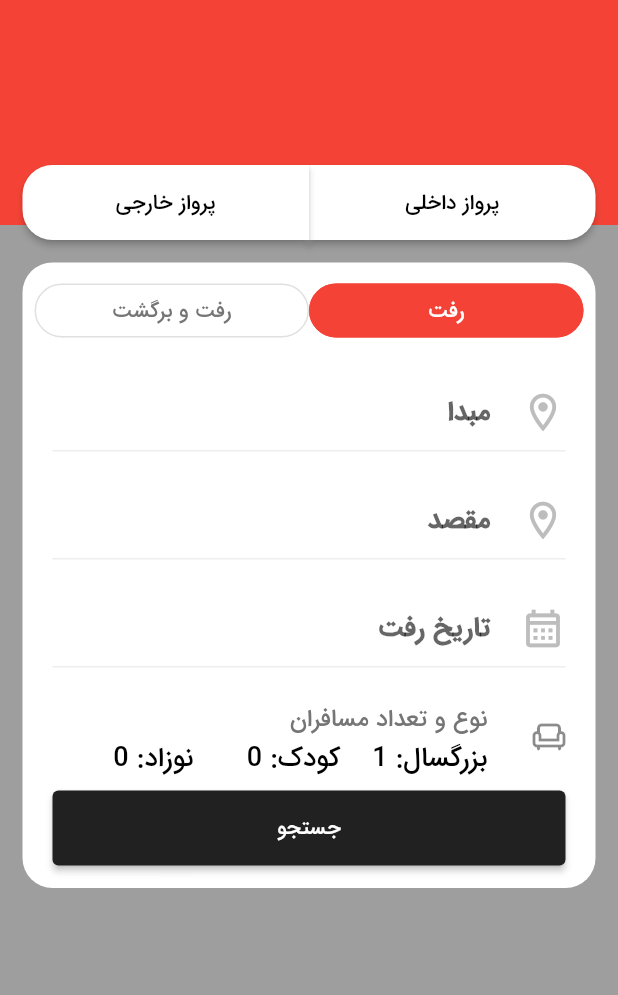
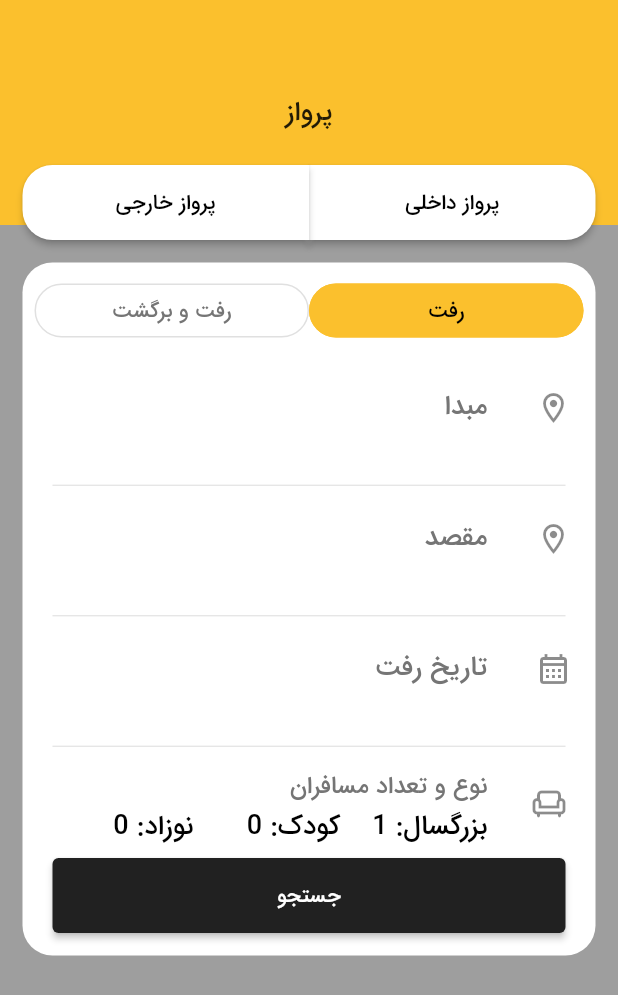
Before and after one commit to RezaNazari051/Parhamkish-Projrct-3, a Flutter app: the screen it shows after launch, on a phone screen of 412 x 824 dp. Shown: the top 995 px of the screen. Run offline on Flutter 3.47's test engine with Material 2 defaults, Android fonts, the phone set to English and light mode, and no system bars.

```diff
--- a/alibaba_v3/lib/screens/select_date_screen.dart
+++ b/alibaba_v3/lib/screens/select_date_screen.dart
@@ -20,11 +20,23 @@ class _SelectScreenState extends State<SelectScreen> {
   Widget build(BuildContext context) {
     return Scaffold(
       backgroundColor: Colors.grey[500],
-      body: Column(
+      body: SingleChildScrollView(
+        child: Column(
           children: [
             Stack(
               children: [
-              Container(height: 150, color: Colors.red),
+                Container(
+                  height: 150,
+                  color: Colors.yellow[700],
+                  child: Row(
+                      mainAxisAlignment: MainAxisAlignment.center,
+                      children: [
+                        Text(
+                          'پرواز',
+                          style: TextStyle(fontSize: 18),
+                        ),
+                      ]),
+                ),
                 Padding(
                   padding: EdgeInsets.only(top: 110, right: 15, left: 15),
                   child: Row(
@@ -66,6 +78,7 @@ class _SelectScreenState extends State<SelectScreen> {
             )
           ],
         ),
+      ),
     );
   }
 }
--- a/alibaba_v3/lib/widgets/center_items.dart
+++ b/alibaba_v3/lib/widgets/center_items.dart
@@ -63,12 +63,21 @@ class _CenterItemsState extends State<CenterItems> {
                 ],
               ),
             ),
-            TextFields(text: 'مبدا', icon: Icons.location_on_outlined),
-            TextFields(text: 'مقصد', icon: Icons.location_on_outlined),
             TextFields(
-                text:
-                    switchButtonIndex == 1 ? 'تاریخ رفت' : 'تاریخ رفت و برگشت',
-                icon: Icons.calendar_month_outlined),
+              text: 'مبدا',
+              icon: Icons.location_on_outlined,
+              index: 1,
+            ),
+            TextFields(
+              text: 'مقصد',
+              icon: Icons.location_on_outlined,
+              index: 2,
+            ),
+            TextFields(
+              text: switchButtonIndex == 1 ? 'تاریخ رفت' : 'تاریخ رفت و برگشت',
+              icon: Icons.calendar_month_outlined,
+              index: 3,
+            ),
             ListTileNumberOfPassengers(
               index: widget.selectedIndex,
             ),
--- a/alibaba_v3/lib/widgets/round_trip_buttons.dart
+++ b/alibaba_v3/lib/widgets/round_trip_buttons.dart
@@ -31,21 +31,21 @@ class _RoundTripButtons extends State<RoundTripButtons> {
         style: OutlinedButton.styleFrom(
             side: BorderSide(
               color: widget.selectedIndex == widget.index
-                  ? Colors.red
+                  ? Colors.yellow.shade700
                   : Colors.grey.shade300,
             ),
             shape: RoundedRectangleBorder(
               borderRadius: BorderRadius.circular(20),
             ),
             backgroundColor: widget.selectedIndex == widget.index
-                ? Colors.red
+                ? Colors.yellow.shade700
                 : Colors.white),
         onPressed: widget.ontap,
         child: Text(
           widget.text!,
           style: TextStyle(
             color: widget.selectedIndex == widget.index
-                ? Colors.white
+                ? Colors.black
                 : Colors.grey[600],
           ),
         ),
--- a/alibaba_v3/lib/widgets/text_field.dart
+++ b/alibaba_v3/lib/widgets/text_field.dart
@@ -1,50 +1,72 @@
+import 'package:alibaba_v3/screens/cities_list.dart';
 import 'package:flutter/material.dart';
 
-class TextFields extends StatelessWidget {
-  TextFields({Key? key, required this.text, required this.icon})
+class TextFields extends StatefulWidget {
+  TextFields(
+      {Key? key, required this.text, required this.icon, required this.index})
       : super(key: key);
+  final String text;
+  final IconData icon;
+  final int index;
+
+  @override
+  State<TextFields> createState() => _TextFieldsState();
+}
+
+class _TextFieldsState extends State<TextFields> {
   final Color greyColor = Color(0xffEEEEEE);
-  String? text;
-  IconData? icon;
+  String? result;
+
   @override
   Widget build(BuildContext context) {
-    return _getTextField(text: text!, icon: icon!, underlineColor: greyColor);
+    return _getTextField(
+        text: widget.text, icon: widget.icon, underlineColor: greyColor);
   }
 
   Widget _getTextField(
       {required String text,
       required IconData icon,
       required Color underlineColor}) {
-    return Padding(
-      padding: const EdgeInsets.symmetric(horizontal: 20, vertical: 10),
-      child: Directionality(
-        textDirection: TextDirection.rtl,
-        child: TextField(
-          showCursor: false,
-          keyboardType: TextInputType.none,
-          readOnly: true,
-          decoration: InputDecoration(
-            enabledBorder: UnderlineInputBorder(
-              borderSide: BorderSide(color: greyColor),
-            ),
-            focusedBorder: UnderlineInputBorder(
-              borderSide: BorderSide(
-                color: greyColor,
+    return Column(
+      children: [
+        Padding(
+          padding: const EdgeInsets.symmetric(vertical: 5.0),
+          child: ListTile(
+              subtitle: Visibility(
+                  visible: result != null ? true : false,
+                  child: Text(result ?? '')),
+              title: Text(
+                text,
+                style: TextStyle(
+                  color: Colors.grey[600],
+                  fontSize: 18,
+                ),
               ),
-            ),
-            hintText: text,
-            prefixIcon: Padding(
-              padding: const EdgeInsets.only(left: 20),
-              child: Icon(
-                icon,
-                size: 30,
-                color: Colors.grey[400],
-              ),
-            ),
-            hintStyle: TextStyle(fontSize: 18, fontWeight: FontWeight.bold),
+              leading: Icon(icon),
+              onTap: () async {
+                print(widget.index);
+                result = await Navigator.push(
+                  context,
+                  MaterialPageRoute(
+                      builder: (context) => CitiesListScreen(
+                            indexScreen: widget.index,
+                          )),
+                );
+                setState(() {
+                  result;
+                });
+                print('Text :$result');
+              }),
+        ),
+        SizedBox(
+          height: 5,
+          child: Divider(
+            thickness: 0.75,
+            indent: 20,
+            endIndent: 20,
           ),
         ),
-      ),
+      ],
     );
   }
 }
```
Also changed, not shown: alibaba_v3/lib/screens/cities_list.dart (added, +117 -0 lines). Lines whose indentation alone changed are shown as unchanged.
